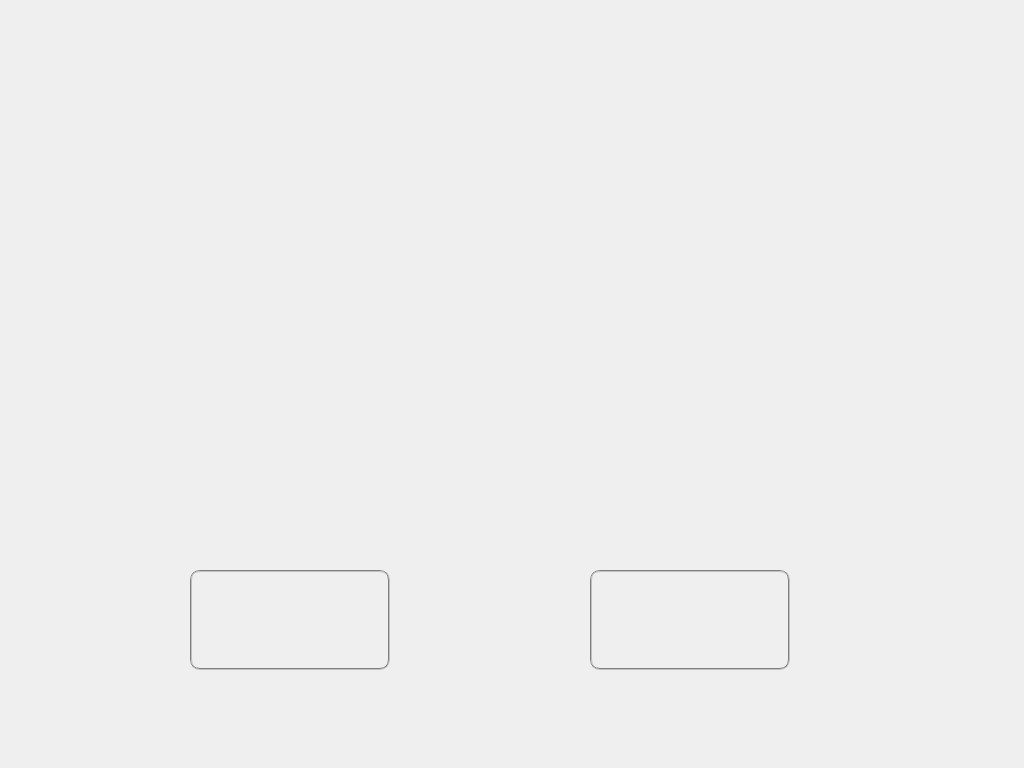
Qt form VehicleManagement/VehicleManage/selectlicensedialog.ui (maanjun/IVM) before a commit.
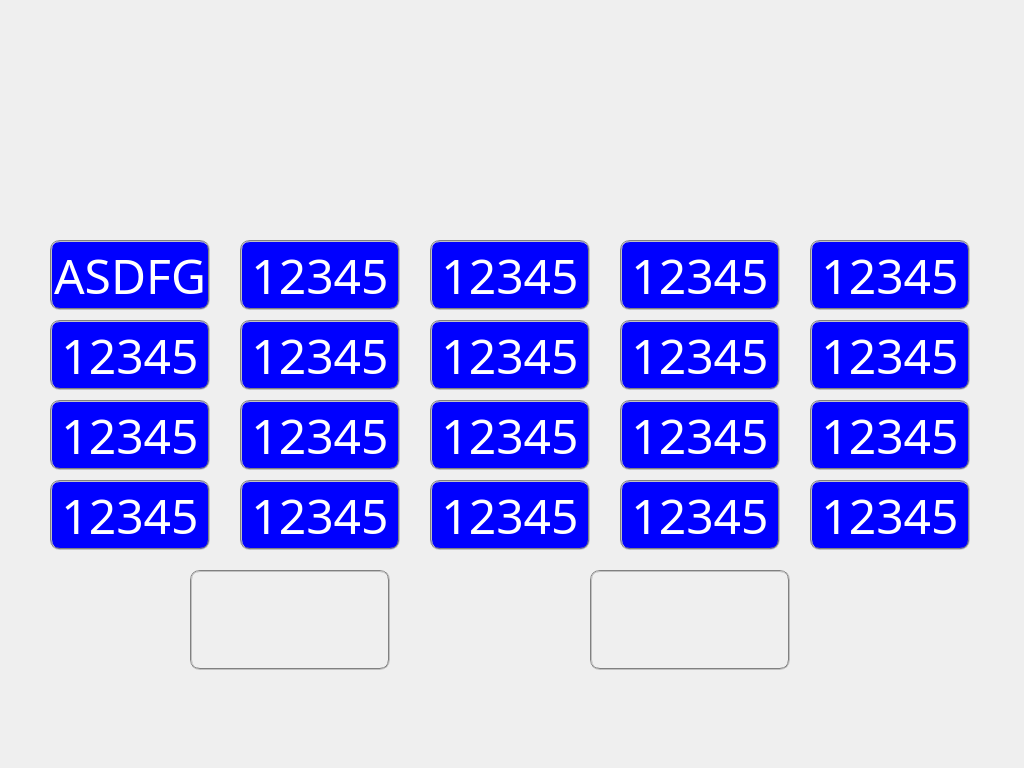
The same form after that commit. Icons and pictures are not drawn.

```diff
--- a/VehicleManagement/VehicleManage/selectlicensedialog.ui
+++ b/VehicleManagement/VehicleManage/selectlicensedialog.ui
@@ -56,6 +56,486 @@
     <string/>
    </property>
   </widget>
+  <widget class="QPushButton" name="pushButton_1">
+   <property name="geometry">
+    <rect>
+     <x>50</x>
+     <y>320</y>
+     <width>160</width>
+     <height>70</height>
+    </rect>
+   </property>
+   <property name="font">
+    <font>
+     <family>宋体</family>
+     <pointsize>36</pointsize>
+    </font>
+   </property>
+   <property name="styleSheet">
+    <string notr="true">color:rgb(255,255,255);
+border:2px groove gray;border-radius:10px;padding:2px 2px;
+background-color: rgb(0, 0, 255);</string>
+   </property>
+   <property name="text">
+    <string>12345</string>
+   </property>
+  </widget>
+  <widget class="QPushButton" name="pushButton_2">
+   <property name="geometry">
+    <rect>
+     <x>50</x>
+     <y>240</y>
+     <width>160</width>
+     <height>70</height>
+    </rect>
+   </property>
+   <property name="font">
+    <font>
+     <family>宋体</family>
+     <pointsize>36</pointsize>
+    </font>
+   </property>
+   <property name="styleSheet">
+    <string notr="true">color:rgb(255,255,255);
+border:2px groove gray;border-radius:10px;padding:2px 2px;
+background-color: rgb(0, 0, 255);</string>
+   </property>
+   <property name="text">
+    <string>ASDFG</string>
+   </property>
+  </widget>
+  <widget class="QPushButton" name="pushButton_3">
+   <property name="geometry">
+    <rect>
+     <x>50</x>
+     <y>480</y>
+     <width>160</width>
+     <height>70</height>
+    </rect>
+   </property>
+   <property name="font">
+    <font>
+     <family>宋体</family>
+     <pointsize>36</pointsize>
+    </font>
+   </property>
+   <property name="styleSheet">
+    <string notr="true">color:rgb(255,255,255);
+border:2px groove gray;border-radius:10px;padding:2px 2px;
+background-color: rgb(0, 0, 255);</string>
+   </property>
+   <property name="text">
+    <string>12345</string>
+   </property>
+  </widget>
+  <widget class="QPushButton" name="pushButton_4">
+   <property name="geometry">
+    <rect>
+     <x>50</x>
+     <y>400</y>
+     <width>160</width>
+     <height>70</height>
+    </rect>
+   </property>
+   <property name="font">
+    <font>
+     <family>宋体</family>
+     <pointsize>36</pointsize>
+    </font>
+   </property>
+   <property name="styleSheet">
+    <string notr="true">color:rgb(255,255,255);
+border:2px groove gray;border-radius:10px;padding:2px 2px;
+background-color: rgb(0, 0, 255);</string>
+   </property>
+   <property name="text">
+    <string>12345</string>
+   </property>
+  </widget>
+  <widget class="QPushButton" name="pushButton_5">
+   <property name="geometry">
+    <rect>
+     <x>240</x>
+     <y>320</y>
+     <width>160</width>
+     <height>70</height>
+    </rect>
+   </property>
+   <property name="font">
+    <font>
+     <family>宋体</family>
+     <pointsize>36</pointsize>
+    </font>
+   </property>
+   <property name="styleSheet">
+    <string notr="true">color:rgb(255,255,255);
+border:2px groove gray;border-radius:10px;padding:2px 2px;
+background-color: rgb(0, 0, 255);</string>
+   </property>
+   <property name="text">
+    <string>12345</string>
+   </property>
+  </widget>
+  <widget class="QPushButton" name="pushButton_6">
+   <property name="geometry">
+    <rect>
+     <x>240</x>
+     <y>400</y>
+     <width>160</width>
+     <height>70</height>
+    </rect>
+   </property>
+   <property name="font">
+    <font>
+     <family>宋体</family>
+     <pointsize>36</pointsize>
+    </font>
+   </property>
+   <property name="styleSheet">
+    <string notr="true">color:rgb(255,255,255);
+border:2px groove gray;border-radius:10px;padding:2px 2px;
+background-color: rgb(0, 0, 255);</string>
+   </property>
+   <property name="text">
+    <string>12345</string>
+   </property>
+  </widget>
+  <widget class="QPushButton" name="pushButton_7">
+   <property name="geometry">
+    <rect>
+     <x>240</x>
+     <y>480</y>
+     <width>160</width>
+     <height>70</height>
+    </rect>
+   </property>
+   <property name="font">
+    <font>
+     <family>宋体</family>
+     <pointsize>36</pointsize>
+    </font>
+   </property>
+   <property name="styleSheet">
+    <string notr="true">color:rgb(255,255,255);
+border:2px groove gray;border-radius:10px;padding:2px 2px;
+background-color: rgb(0, 0, 255);</string>
+   </property>
+   <property name="text">
+    <string>12345</string>
+   </property>
+  </widget>
+  <widget class="QPushButton" name="pushButton_8">
+   <property name="geometry">
+    <rect>
+     <x>240</x>
+     <y>240</y>
+     <width>160</width>
+     <height>70</height>
+    </rect>
+   </property>
+   <property name="font">
+    <font>
+     <family>宋体</family>
+     <pointsize>36</pointsize>
+    </font>
+   </property>
+   <property name="styleSheet">
+    <string notr="true">color:rgb(255,255,255);
+border:2px groove gray;border-radius:10px;padding:2px 2px;
+background-color: rgb(0, 0, 255);</string>
+   </property>
+   <property name="text">
+    <string>12345</string>
+   </property>
+  </widget>
+  <widget class="QPushButton" name="pushButton_9">
+   <property name="geometry">
+    <rect>
+     <x>430</x>
+     <y>320</y>
+     <width>160</width>
+     <height>70</height>
+    </rect>
+   </property>
+   <property name="font">
+    <font>
+     <family>宋体</family>
+     <pointsize>36</pointsize>
+    </font>
+   </property>
+   <property name="styleSheet">
+    <string notr="true">color:rgb(255,255,255);
+border:2px groove gray;border-radius:10px;padding:2px 2px;
+background-color: rgb(0, 0, 255);</string>
+   </property>
+   <property name="text">
+    <string>12345</string>
+   </property>
+  </widget>
+  <widget class="QPushButton" name="pushButton_10">
+   <property name="geometry">
+    <rect>
+     <x>430</x>
+     <y>400</y>
+     <width>160</width>
+     <height>70</height>
+    </rect>
+   </property>
+   <property name="font">
+    <font>
+     <family>宋体</family>
+     <pointsize>36</pointsize>
+    </font>
+   </property>
+   <property name="styleSheet">
+    <string notr="true">color:rgb(255,255,255);
+border:2px groove gray;border-radius:10px;padding:2px 2px;
+background-color: rgb(0, 0, 255);</string>
+   </property>
+   <property name="text">
+    <string>12345</string>
+   </property>
+  </widget>
+  <widget class="QPushButton" name="pushButton_11">
+   <property name="geometry">
+    <rect>
+     <x>430</x>
+     <y>480</y>
+     <width>160</width>
+     <height>70</height>
+    </rect>
+   </property>
+   <property name="font">
+    <font>
+     <family>宋体</family>
+     <pointsize>36</pointsize>
+    </font>
+   </property>
+   <property name="styleSheet">
+    <string notr="true">color:rgb(255,255,255);
+border:2px groove gray;border-radius:10px;padding:2px 2px;
+background-color: rgb(0, 0, 255);</string>
+   </property>
+   <property name="text">
+    <string>12345</string>
+   </property>
+  </widget>
+  <widget class="QPushButton" name="pushButton_12">
+   <property name="geometry">
+    <rect>
+     <x>430</x>
+     <y>240</y>
+     <width>160</width>
+     <height>70</height>
+    </rect>
+   </property>
+   <property name="font">
+    <font>
+     <family>宋体</family>
+     <pointsize>36</pointsize>
+    </font>
+   </property>
+   <property name="styleSheet">
+    <string notr="true">color:rgb(255,255,255);
+border:2px groove gray;border-radius:10px;padding:2px 2px;
+background-color: rgb(0, 0, 255);</string>
+   </property>
+   <property name="text">
+    <string>12345</string>
+   </property>
+  </widget>
+  <widget class="QPushButton" name="pushButton_13">
+   <property name="geometry">
+    <rect>
+     <x>620</x>
+     <y>320</y>
+     <width>160</width>
+     <height>70</height>
+    </rect>
+   </property>
+   <property name="font">
+    <font>
+     <family>宋体</family>
+     <pointsize>36</pointsize>
+    </font>
+   </property>
+   <property name="styleSheet">
+    <string notr="true">color:rgb(255,255,255);
+border:2px groove gray;border-radius:10px;padding:2px 2px;
+background-color: rgb(0, 0, 255);</string>
+   </property>
+   <property name="text">
+    <string>12345</string>
+   </property>
+  </widget>
+  <widget class="QPushButton" name="pushButton_14">
+   <property name="geometry">
+    <rect>
+     <x>620</x>
+     <y>400</y>
+     <width>160</width>
+     <height>70</height>
+    </rect>
+   </property>
+   <property name="font">
+    <font>
+     <family>宋体</family>
+     <pointsize>36</pointsize>
+    </font>
+   </property>
+   <property name="styleSheet">
+    <string notr="true">color:rgb(255,255,255);
+border:2px groove gray;border-radius:10px;padding:2px 2px;
+background-color: rgb(0, 0, 255);</string>
+   </property>
+   <property name="text">
+    <string>12345</string>
+   </property>
+  </widget>
+  <widget class="QPushButton" name="pushButton_15">
+   <property name="geometry">
+    <rect>
+     <x>620</x>
+     <y>480</y>
+     <width>160</width>
+     <height>70</height>
+    </rect>
+   </property>
+   <property name="font">
+    <font>
+     <family>宋体</family>
+     <pointsize>36</pointsize>
+    </font>
+   </property>
+   <property name="styleSheet">
+    <string notr="true">color:rgb(255,255,255);
+border:2px groove gray;border-radius:10px;padding:2px 2px;
+background-color: rgb(0, 0, 255);</string>
+   </property>
+   <property name="text">
+    <string>12345</string>
+   </property>
+  </widget>
+  <widget class="QPushButton" name="pushButton_16">
+   <property name="geometry">
+    <rect>
+     <x>620</x>
+     <y>240</y>
+     <width>160</width>
+     <height>70</height>
+    </rect>
+   </property>
+   <property name="font">
+    <font>
+     <family>宋体</family>
+     <pointsize>36</pointsize>
+    </font>
+   </property>
+   <property name="styleSheet">
+    <string notr="true">color:rgb(255,255,255);
+border:2px groove gray;border-radius:10px;padding:2px 2px;
+background-color: rgb(0, 0, 255);</string>
+   </property>
+   <property name="text">
+    <string>12345</string>
+   </property>
+  </widget>
+  <widget class="QPushButton" name="pushButton_17">
+   <property name="geometry">
+    <rect>
+     <x>810</x>
+     <y>320</y>
+     <width>160</width>
+     <height>70</height>
+    </rect>
+   </property>
+   <property name="font">
+    <font>
+     <family>宋体</family>
+     <pointsize>36</pointsize>
+    </font>
+   </property>
+   <property name="styleSheet">
+    <string notr="true">color:rgb(255,255,255);
+border:2px groove gray;border-radius:10px;padding:2px 2px;
+background-color: rgb(0, 0, 255);</string>
+   </property>
+   <property name="text">
+    <string>12345</string>
+   </property>
+  </widget>
+  <widget class="QPushButton" name="pushButton_18">
+   <property name="geometry">
+    <rect>
+     <x>810</x>
+     <y>400</y>
+     <width>160</width>
+     <height>70</height>
+    </rect>
+   </property>
+   <property name="font">
+    <font>
+     <family>宋体</family>
+     <pointsize>36</pointsize>
+    </font>
+   </property>
+   <property name="styleSheet">
+    <string notr="true">color:rgb(255,255,255);
+border:2px groove gray;border-radius:10px;padding:2px 2px;
+background-color: rgb(0, 0, 255);</string>
+   </property>
+   <property name="text">
+    <string>12345</string>
+   </property>
+  </widget>
+  <widget class="QPushButton" name="pushButton_19">
+   <property name="geometry">
+    <rect>
+     <x>810</x>
+     <y>480</y>
+     <width>160</width>
+     <height>70</height>
+    </rect>
+   </property>
+   <property name="font">
+    <font>
+     <family>宋体</family>
+     <pointsize>36</pointsize>
+    </font>
+   </property>
+   <property name="styleSheet">
+    <string notr="true">color:rgb(255,255,255);
+border:2px groove gray;border-radius:10px;padding:2px 2px;
+background-color: rgb(0, 0, 255);</string>
+   </property>
+   <property name="text">
+    <string>12345</string>
+   </property>
+  </widget>
+  <widget class="QPushButton" name="pushButton_20">
+   <property name="geometry">
+    <rect>
+     <x>810</x>
+     <y>240</y>
+     <width>160</width>
+     <height>70</height>
+    </rect>
+   </property>
+   <property name="font">
+    <font>
+     <family>宋体</family>
+     <pointsize>36</pointsize>
+    </font>
+   </property>
+   <property name="styleSheet">
+    <string notr="true">color:rgb(255,255,255);
+border:2px groove gray;border-radius:10px;padding:2px 2px;
+background-color: rgb(0, 0, 255);</string>
+   </property>
+   <property name="text">
+    <string>12345</string>
+   </property>
+  </widget>
  </widget>
  <layoutdefault spacing="6" margin="11"/>
  <resources/>
```
Left out of the diff: 10 changed lines with no effect on the pictures.
